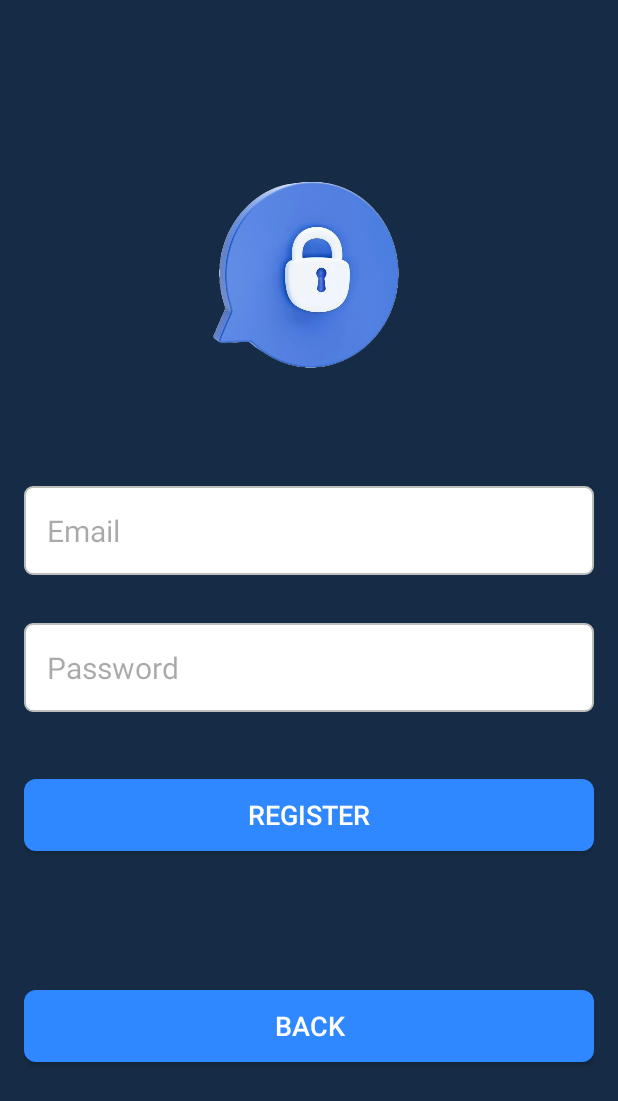
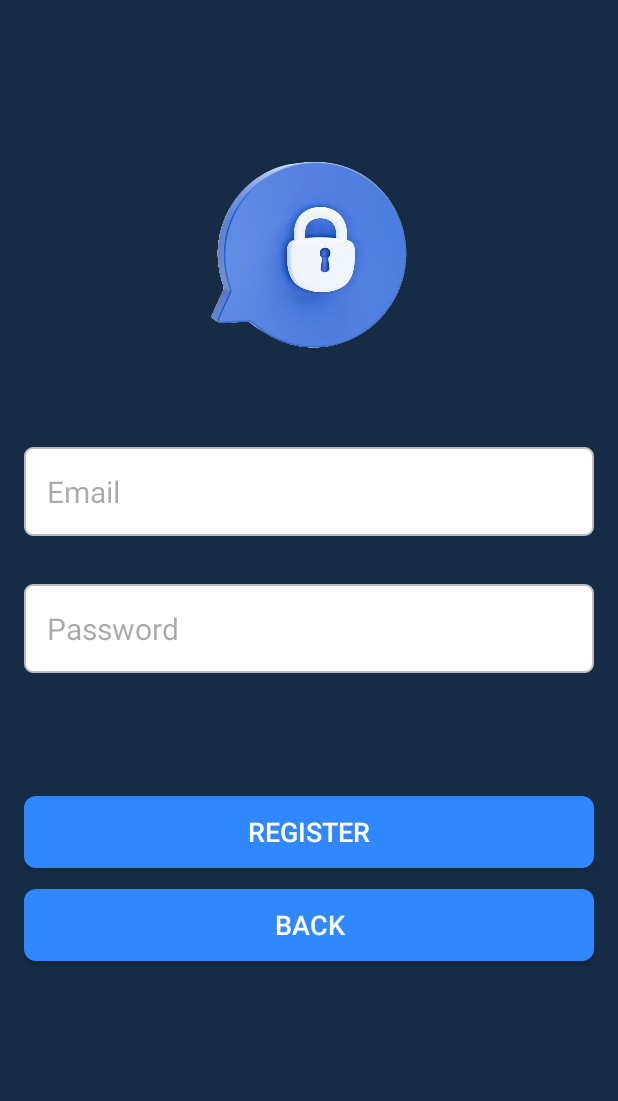
Before and after one commit to Artan0/wallet_app, an Android app: the RegisterActivity screen opened directly, with no data from a screen before it, on a phone screen of 412 x 824 dp. Shown: the top 1101 px of the screen. Run offline under Robolectric (Android 15) with nearby library versions, the phone set to English and light mode, and no system bars; our stand-ins replace Firebase (no records; nobody signed in at launch, a user with empty details on screens opened directly).

Commit message:
refactor of code and design, responsive design implemented

```diff
--- a/app/src/main/java/com/example/wallet_app/WalletActivity.kt
+++ b/app/src/main/java/com/example/wallet_app/WalletActivity.kt
@@ -73,11 +73,13 @@ class WalletActivity : AppCompatActivity() {
     }
 
     private fun onSendMoneyClicked() {
-        // Handle Send Money button click
+        val intent = Intent(this, TransactionActivity::class.java)
+        startActivity(intent)
     }
 
     private fun onReceiveMoneyClicked() {
-        // Handle Receive Money button click
+        val intent = Intent(this, TransactionActivity::class.java)
+        startActivity(intent)
     }
 
     private fun onAllTransactionsClicked() {
--- a/app/src/main/res/drawable/baseline_notifications_active_24.xml
+++ b/app/src/main/res/drawable/baseline_notifications_active_24.xml
@@ -1,6 +1,6 @@
 <vector
-    android:width="30dp"
-    android:height="30dp"
+    android:width="27dp"
+    android:height="27dp"
     android:viewportWidth="24"
     android:viewportHeight="24"
     xmlns:android="http://schemas.android.com/apk/res/android">
--- a/app/src/main/res/drawable/baseline_payments_24.xml
+++ b/app/src/main/res/drawable/baseline_payments_24.xml
@@ -1,5 +1,5 @@
-<vector android:height="30dp" android:tint="#FFFFFF"
+<vector android:height="27dp" android:tint="#FFFFFF"
     android:viewportHeight="24" android:viewportWidth="24"
-    android:width="30dp" xmlns:android="http://schemas.android.com/apk/res/android">
+    android:width="27dp" xmlns:android="http://schemas.android.com/apk/res/android">
     <path android:fillColor="@android:color/white" android:pathData="M19,14L19,6c0,-1.1 -0.9,-2 -2,-2L3,4c-1.1,0 -2,0.9 -2,2v8c0,1.1 0.9,2 2,2h14c1.1,0 2,-0.9 2,-2zM10,13c-1.66,0 -3,-1.34 -3,-3s1.34,-3 3,-3 3,1.34 3,3 -1.34,3 -3,3zM23,7v11c0,1.1 -0.9,2 -2,2L4,20v-2h17L21,7h2z"/>
 </vector>
--- a/app/src/main/res/layout/activity_introduction.xml
+++ b/app/src/main/res/layout/activity_introduction.xml
@@ -28,14 +28,13 @@
         app:layout_constraintHorizontal_bias="0.0"
         app:layout_constraintStart_toStartOf="parent"
         app:layout_constraintTop_toTopOf="parent"
-        app:layout_constraintVertical_bias="0.733" />
+        app:layout_constraintVertical_bias="0.877" />
 
     <com.google.android.material.tabs.TabLayout
         android:id="@+id/tabLayout"
         android:layout_width="match_parent"
         android:layout_height="41dp"
-        android:layout_marginTop="8dp"
-        android:layout_margin="25dp"
+        android:layout_marginHorizontal="25dp"
         app:layout_constraintBottom_toTopOf="@+id/getStartedButton"
         app:layout_constraintEnd_toEndOf="parent"
         app:layout_constraintStart_toStartOf="parent"
--- a/app/src/main/res/layout/activity_login.xml
+++ b/app/src/main/res/layout/activity_login.xml
@@ -11,7 +11,7 @@
 
     <ImageView
         android:id="@+id/loginImage"
-        android:layout_width="match_parent"
+        android:layout_width="400dp"
         android:layout_height="266dp"
         android:layout_marginTop="16dp"
         android:background="@drawable/login_image"
--- a/app/src/main/res/layout/activity_register.xml
+++ b/app/src/main/res/layout/activity_register.xml
@@ -11,21 +11,29 @@
 
     <ImageView
         android:id="@+id/loginImage"
-        android:layout_width="match_parent"
+        android:layout_width="400dp"
         android:layout_height="266dp"
         android:layout_marginTop="16dp"
         android:background="@drawable/login_image"
-        app:layout_constraintBottom_toTopOf="@+id/emailEditText"
+        app:layout_constraintBottom_toTopOf="@+id/form"
         app:layout_constraintEnd_toEndOf="parent"
         app:layout_constraintHorizontal_bias="0.466"
         app:layout_constraintStart_toStartOf="parent"
         app:layout_constraintTop_toTopOf="parent" />
 
+    <androidx.constraintlayout.widget.ConstraintLayout
+        android:id="@+id/form"
+        android:layout_width="match_parent"
+        android:layout_height="0dp"
+        app:layout_constraintBottom_toBottomOf="parent"
+        app:layout_constraintEnd_toEndOf="parent"
+        app:layout_constraintStart_toStartOf="parent"
+        app:layout_constraintTop_toBottomOf="@+id/loginImage">
+
         <EditText
             android:id="@+id/emailEditText"
             android:layout_width="0dp"
             android:layout_height="59dp"
-        android:layout_marginTop="308dp"
             android:background="@drawable/edit_text"
             android:hint="Email"
             android:inputType="textEmailAddress"
@@ -49,21 +57,6 @@
             app:layout_constraintStart_toStartOf="parent"
             app:layout_constraintTop_toBottomOf="@+id/emailEditText" />
 
-    <androidx.appcompat.widget.AppCompatButton
-        android:id="@+id/backButton"
-        android:layout_width="match_parent"
-        android:layout_height="wrap_content"
-        android:layout_marginBottom="100dp"
-        android:background="@drawable/button_primary"
-        android:text="Back"
-        android:textColor="@color/white"
-        android:textSize="18sp"
-        app:layout_constraintBottom_toBottomOf="parent"
-        app:layout_constraintEnd_toStartOf="@+id/buttonRegister"
-        app:layout_constraintHorizontal_bias="0.0"
-        app:layout_constraintStart_toStartOf="parent"
-        app:layout_constraintTop_toBottomOf="@+id/passwordEditText"
-        app:layout_constraintVertical_bias="1.0" />
 
         <androidx.appcompat.widget.AppCompatButton
             android:id="@+id/buttonRegister"
@@ -76,6 +69,22 @@
             app:layout_constraintBottom_toBottomOf="parent"
             app:layout_constraintEnd_toEndOf="parent"
             app:layout_constraintTop_toBottomOf="@+id/passwordEditText"
-        app:layout_constraintVertical_bias="0.157" />
+            app:layout_constraintVertical_bias="0.263" />
+
+        <androidx.appcompat.widget.AppCompatButton
+            android:id="@+id/backButton"
+            android:layout_width="match_parent"
+            android:layout_height="wrap_content"
+            android:background="@drawable/button_primary"
+            android:text="Back"
+            android:textColor="@color/white"
+            android:textSize="18sp"
+            app:layout_constraintBottom_toBottomOf="parent"
+            app:layout_constraintEnd_toStartOf="@+id/buttonRegister"
+            app:layout_constraintHorizontal_bias="0.0"
+            app:layout_constraintStart_toStartOf="parent"
+            app:layout_constraintTop_toBottomOf="@+id/buttonRegister"
+            app:layout_constraintVertical_bias="0.078" />
 
     </androidx.constraintlayout.widget.ConstraintLayout>
+</androidx.constraintlayout.widget.ConstraintLayout>
```
Also changed, not shown: app/src/main/java/com/example/wallet_app/HomeActivity.kt (+7 -2 lines), app/src/main/res/layout/activity_crypto_details.xml (+17 -7 lines), app/src/main/res/layout/activity_home.xml (+5 -6 lines), app/src/main/res/layout/activity_transaction.xml (+19 -8 lines), app/src/main/res/layout/activity_wallet.xml (+23 -18 lines), app/src/main/res/layout/notification.xml (+4 -4 lines), app/src/main/res/drawable/wallet_logo_white.png (added). Lines whose indentation alone changed are shown as unchanged.
